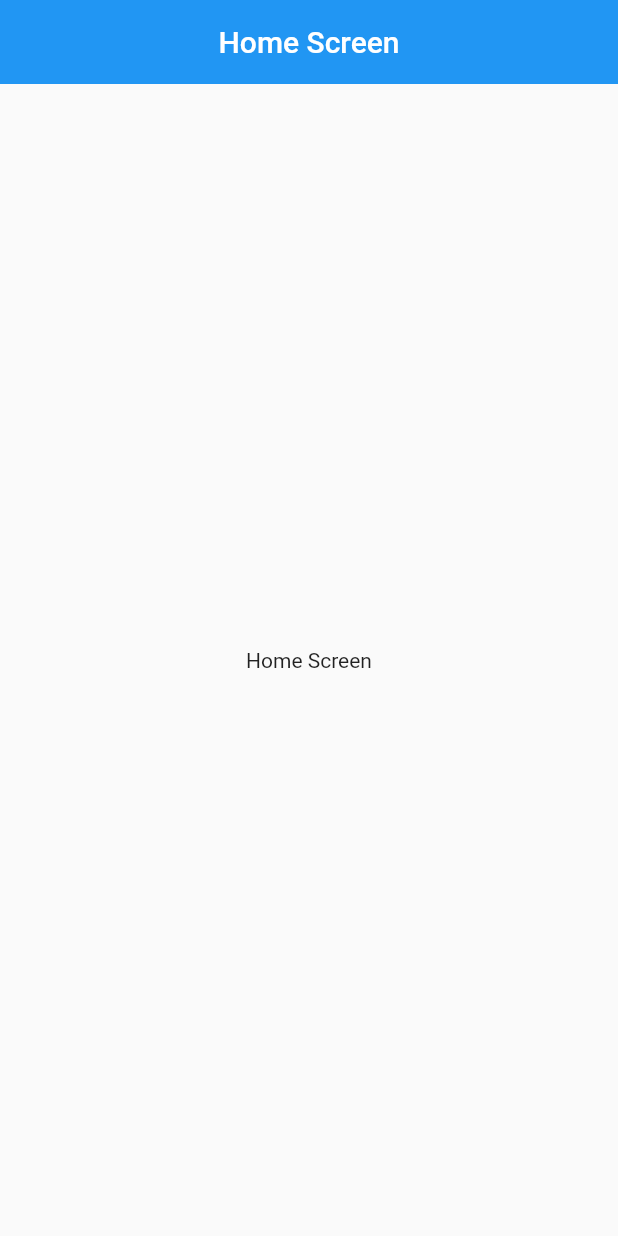
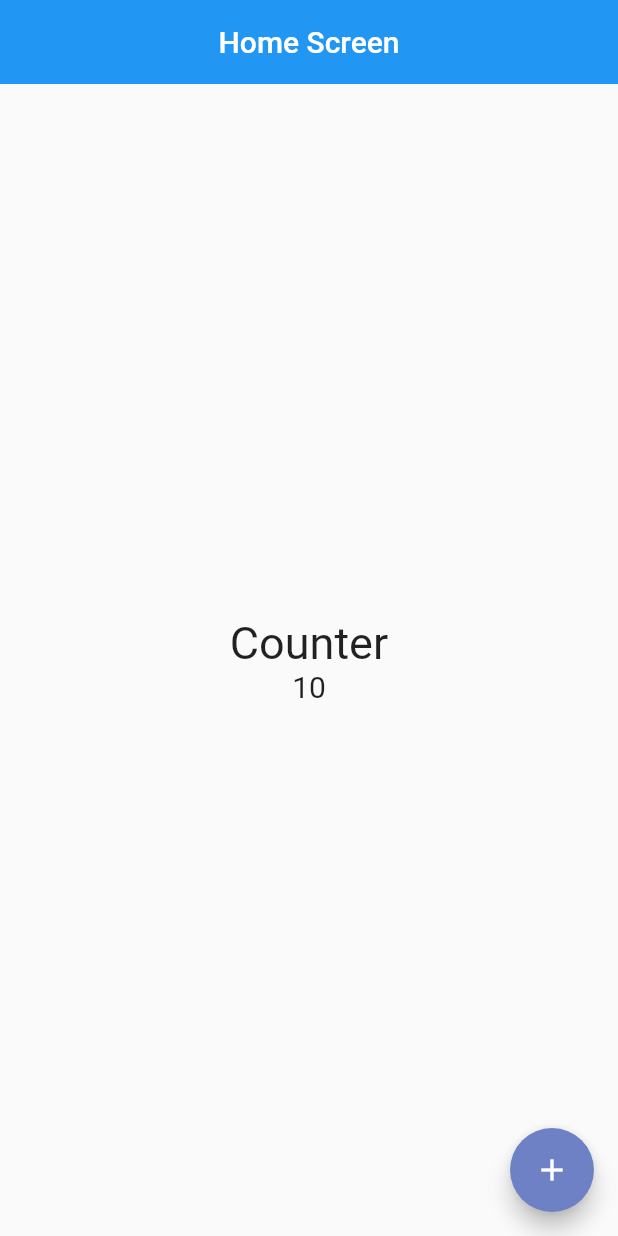
Before and after one commit to GerardoAguiar/flutter_course, a Flutter app: the screen it shows after launch, on a phone screen of 412 x 824 dp. Run offline on Flutter 3.47's test engine with Material 2 defaults, Android fonts, the phone set to English and light mode, and no system bars.

```diff
--- a/my_app/lib/screens/home_screen.dart
+++ b/my_app/lib/screens/home_screen.dart
@@ -1,19 +1,41 @@
 import 'package:flutter/material.dart';
 
 class HomeScreen extends StatelessWidget{
+
   const HomeScreen({super.key});
+
+  //Variable, properties
 
   @override
   Widget build(BuildContext context) {
+
+    const fontSize30 = TextStyle(fontSize: 30);
+    const fontSize20 = TextStyle(fontSize: 20);
+    int counter = 10;
+
     return Scaffold(
       appBar: AppBar(
         centerTitle: true,
-        title: Text('Home Screen'),
+        title: const Text('Home Screen'),
         elevation: 0,
       ),
-      body: const Center(
-              child: Text('Home Screen'),
-            ),
+      body: Center(
+        child: Column(
+          mainAxisAlignment: MainAxisAlignment.center,
+          children: [
+            const Text('Counter', style: fontSize30),
+            Text("$counter", style: fontSize20,)],
+        ),
+      ),
+      //floatingActionButtonLocation: FloatingActionButtonLocation.miniEndFloat,
+      floatingActionButton: FloatingActionButton(
+        onPressed: () {
+          counter ++;
+          print("Counter $counter");
+        },
+        backgroundColor: const Color.fromARGB(255, 109, 129, 196),
+        child: const Icon(Icons.add),
+      ),
     );
   }
 }
```
